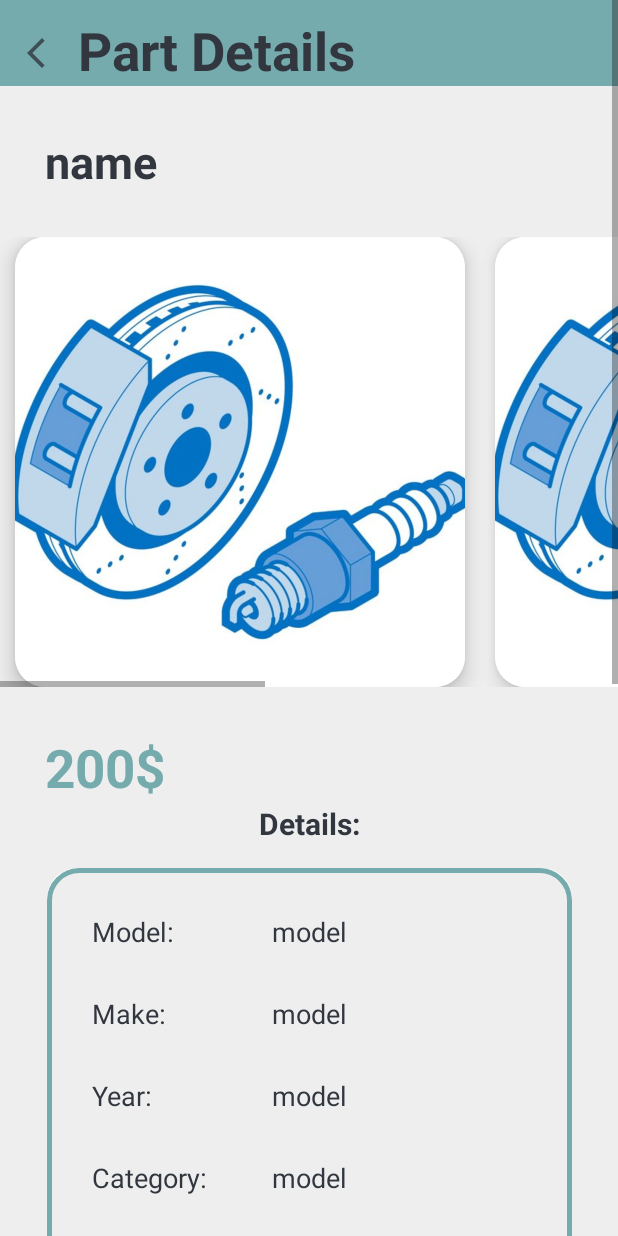
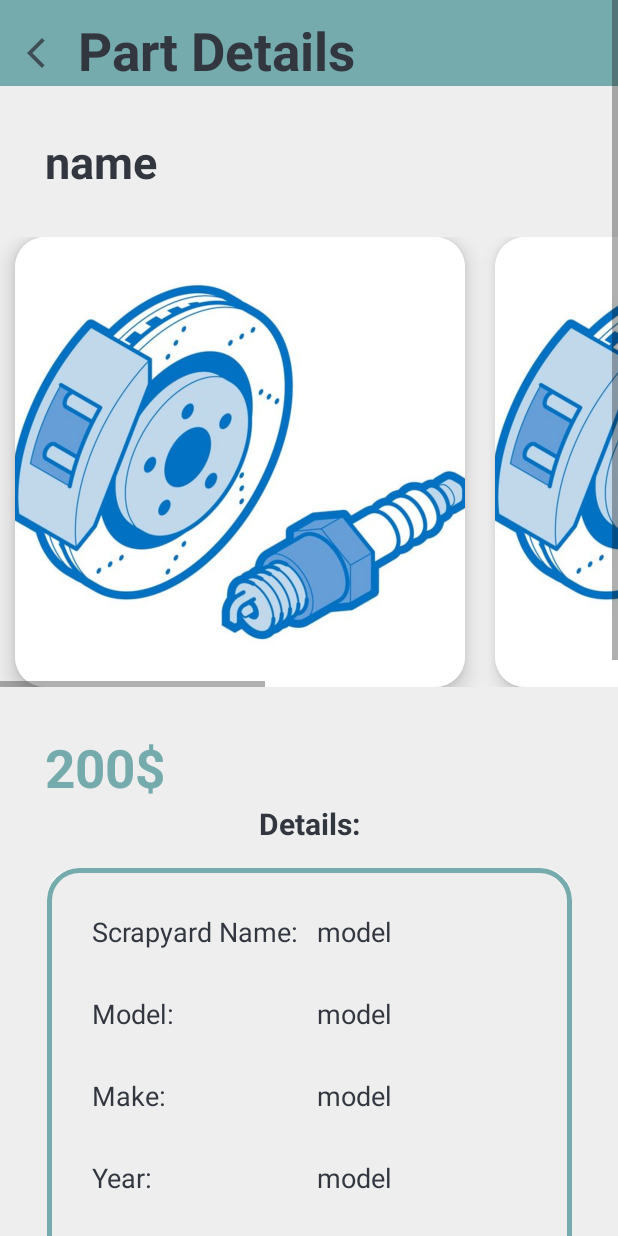
Before and after one commit to Mohamad-H-Hallal/AutoMate-Parts-and-Service-Hub, an Android app: the PartDetailsActivity screen opened directly, with no data from a screen before it, on a phone screen of 412 x 824 dp. Run offline under Robolectric (Android 15) with nearby library versions, the phone set to English and light mode, and no system bars; pictures from the network do not load.

Commit message:
building the part details activity

```diff
--- a/app/src/main/res/layout/activity_part_details.xml
+++ b/app/src/main/res/layout/activity_part_details.xml
@@ -160,7 +160,27 @@
                 android:layout_width="match_parent"
                 android:layout_height="match_parent"
                 android:background="@drawable/cardview_border">
-
+                <TextView
+                    android:id="@+id/scrapyardname_detail"
+                    android:layout_width="wrap_content"
+                    android:layout_height="wrap_content"
+                    android:layout_margin="30dp"
+                    android:textColor="@color/colorPrimaryDark"
+                    android:text="@string/scrapyard_name"
+                    android:textSize="18sp"
+                    app:layout_constraintStart_toStartOf="parent"
+                    app:layout_constraintTop_toTopOf="parent" />
+                <TextView
+                    android:id="@+id/scrapyardname_detailtxt"
+                    android:layout_width="wrap_content"
+                    android:layout_height="wrap_content"
+                    android:layout_marginStart="180dp"
+                    android:layout_marginTop="30dp"
+                    android:textColor="@color/colorPrimaryDark"
+                    android:text="model"
+                    android:textSize="18sp"
+                    app:layout_constraintStart_toStartOf="parent"
+                    app:layout_constraintTop_toTopOf="parent" />
                 <TextView
                     android:id="@+id/model_detail"
                     android:layout_width="wrap_content"
@@ -170,18 +190,18 @@
                     android:text="@string/model"
                     android:textSize="18sp"
                     app:layout_constraintStart_toStartOf="parent"
-                    app:layout_constraintTop_toTopOf="parent" />
+                    app:layout_constraintTop_toBottomOf="@id/scrapyardname_detail" />
                 <TextView
                     android:id="@+id/model_detailtxt"
                     android:layout_width="wrap_content"
                     android:layout_height="wrap_content"
-                    android:layout_marginStart="150dp"
+                    android:layout_marginStart="180dp"
                     android:layout_marginTop="30dp"
                     android:textColor="@color/colorPrimaryDark"
                     android:text="model"
                     android:textSize="18sp"
                     app:layout_constraintStart_toStartOf="parent"
-                    app:layout_constraintTop_toTopOf="parent" />
+                    app:layout_constraintTop_toBottomOf="@id/scrapyardname_detailtxt" />
                 <TextView
                     android:id="@+id/make_detail"
                     android:layout_width="wrap_content"
@@ -196,7 +216,7 @@
                     android:id="@+id/make_detailtxt"
                     android:layout_width="wrap_content"
                     android:layout_height="wrap_content"
-                    android:layout_marginStart="150dp"
+                    android:layout_marginStart="180dp"
                     android:layout_marginTop="30dp"
                     android:textColor="@color/colorPrimaryDark"
                     android:text="model"
@@ -217,7 +237,7 @@
                     android:id="@+id/year_detailtxt"
                     android:layout_width="wrap_content"
                     android:layout_height="wrap_content"
-                    android:layout_marginStart="150dp"
+                    android:layout_marginStart="180dp"
                     android:layout_marginTop="30dp"
                     android:textColor="@color/colorPrimaryDark"
                     android:text="model"
@@ -239,7 +259,7 @@
                     android:id="@+id/category_detailtxt"
                     android:layout_width="wrap_content"
                     android:layout_height="wrap_content"
-                    android:layout_marginStart="150dp"
+                    android:layout_marginStart="180dp"
                     android:layout_marginTop="30dp"
                     android:textColor="@color/colorPrimaryDark"
                     android:text="model"
@@ -260,7 +280,7 @@
                     android:id="@+id/subcategory_detailtxt"
                     android:layout_width="wrap_content"
                     android:layout_height="wrap_content"
-                    android:layout_marginStart="150dp"
+                    android:layout_marginStart="180dp"
                     android:layout_marginTop="30dp"
                     android:textColor="@color/colorPrimaryDark"
                     android:text="model"
@@ -281,7 +301,7 @@
                     android:id="@+id/condition_detailtxt"
                     android:layout_width="wrap_content"
                     android:layout_height="wrap_content"
-                    android:layout_marginStart="150dp"
+                    android:layout_marginStart="180dp"
                     android:layout_marginTop="30dp"
                     android:textColor="@color/colorPrimaryDark"
                     android:text="model"
@@ -303,7 +323,7 @@
                     android:id="@+id/negotiable_detailtxt"
                     android:layout_width="wrap_content"
                     android:layout_height="wrap_content"
-                    android:layout_marginStart="150dp"
+                    android:layout_marginStart="180dp"
                     android:layout_marginTop="30dp"
                     android:layout_marginBottom="30dp"
                     android:textColor="@color/colorPrimaryDark"
--- a/app/src/main/res/values/strings.xml
+++ b/app/src/main/res/values/strings.xml
@@ -51,6 +51,7 @@
     <string name="condition">Condition:</string>
     <string name="negotiable">Negotiable</string>
     <string name="details">Details:</string>
+    <string name="scrapyard_name">Scrapyard Name:</string>
 
     <string-array name="spinner">
         <item>Choose Your Account Type</item>
```
Also changed, not shown: 2 other files.
